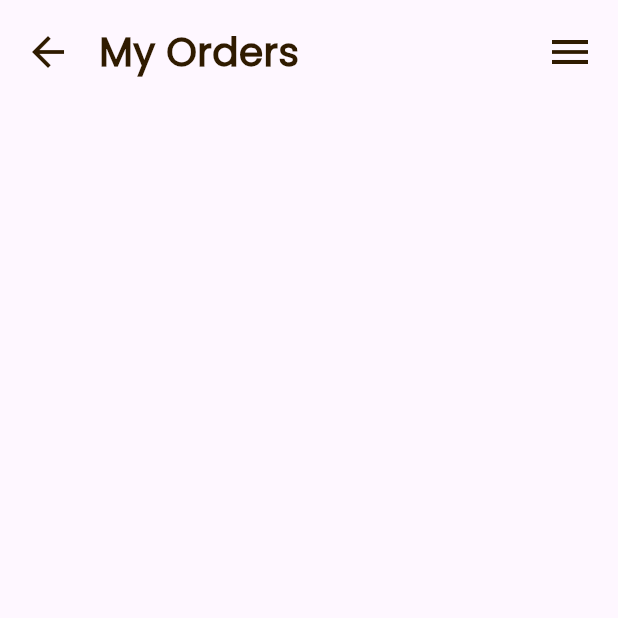
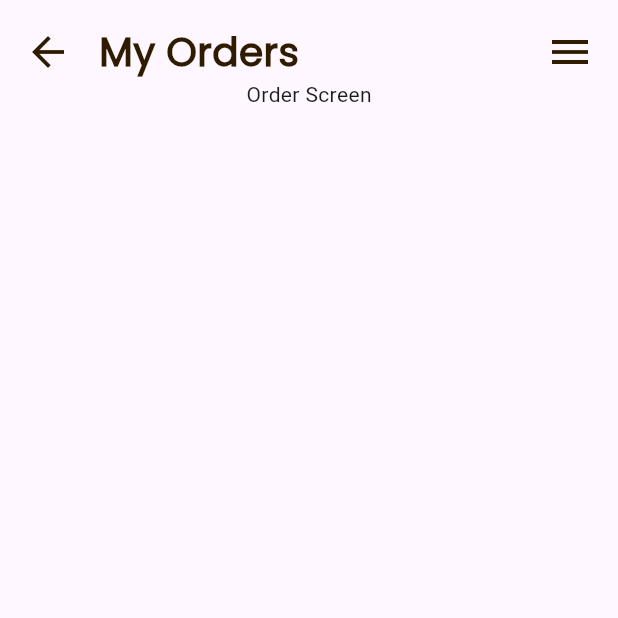
Before and after one commit to skfareeduddin/brewista, a Flutter app: the MyOrderScreen screen opened by its route, on a phone screen of 412 x 824 dp, the top half of it. Run offline on Flutter 3.47's test engine with Material 3 defaults, Android fonts, the phone set to English and light mode, and no system bars; our stand-ins replace flutter_svg, sizer.

Commit message:
Updated my_orders.dart.

```diff
--- a/lib/screens/my_orders.dart
+++ b/lib/screens/my_orders.dart
@@ -46,7 +46,8 @@ class MyOrderScreen extends StatelessWidget {
                     size: 32.0,
                   ),
                 ],
-              )
+              ),
+              Text('Order Screen'),
             ],
           ),
         ),
```
